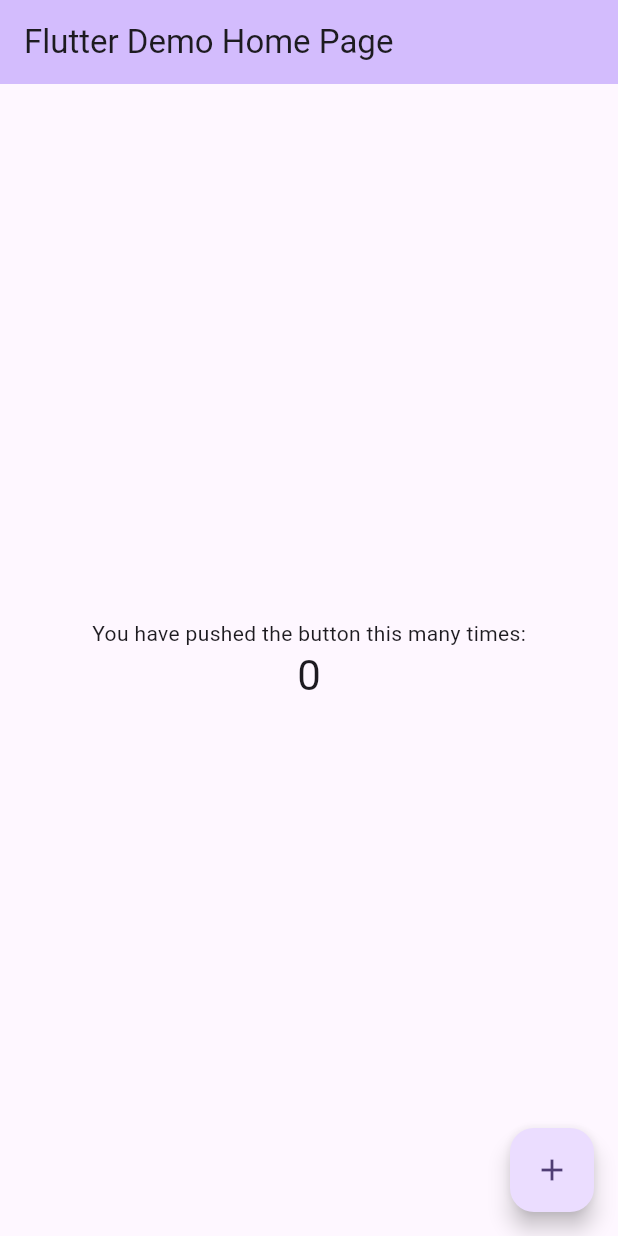
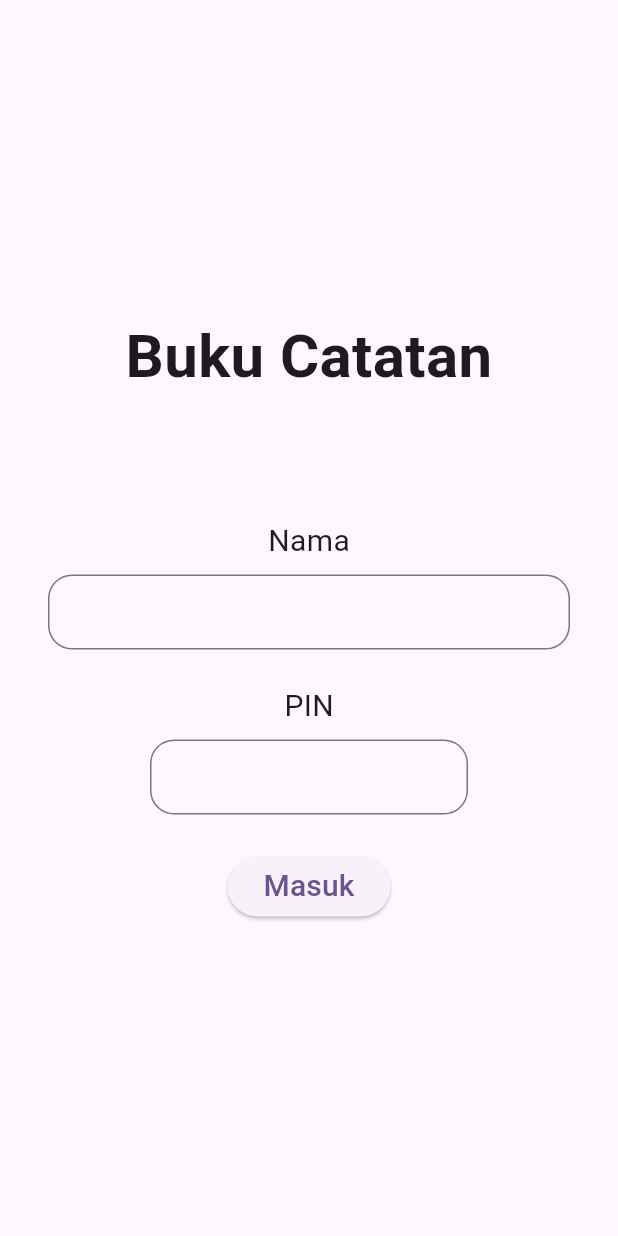
Before and after one commit to LordRedsky/flutter_notes_app, a Flutter app: the screen it shows after launch, on a phone screen of 412 x 824 dp. Run offline on Flutter 3.47's test engine with Material 2 defaults, Android fonts, the phone set to English and light mode, and no system bars; our stand-ins replace shared_preferences.

Commit message:
create login_page create home_page create card widget

```diff
--- a/lib/main.dart
+++ b/lib/main.dart
@@ -1,6 +1,10 @@
 import 'package:flutter/material.dart';
+import 'package:flutter_notes_app/pages/login_page.dart';
+import 'package:flutter_notes_app/utils/user_shared_preferences.dart';
 
-void main() {
+void main() async {
+  WidgetsFlutterBinding.ensureInitialized();
+  await UserSharedPreferences.init();
   runApp(const MyApp());
 }
 
@@ -15,57 +19,7 @@ class MyApp extends StatelessWidget {
         colorScheme: ColorScheme.fromSeed(seedColor: Colors.deepPurple),
         useMaterial3: true,
       ),
-      home: const MyHomePage(title: 'Flutter Demo Home Page'),
+      home: const LoginPage(),
     );
   }
 }
-
-class MyHomePage extends StatefulWidget {
-  const MyHomePage({super.key, required this.title});
-
-
-
-  final String title;
-
-  @override
-  State<MyHomePage> createState() => _MyHomePageState();
-}
-
-class _MyHomePageState extends State<MyHomePage> {
-  int _counter = 0;
-
-  void _incrementCounter() {
-    setState(() {
-      _counter++;
-    });
-  }
-
-  @override
-  Widget build(BuildContext context) {
-    return Scaffold(
-      appBar: AppBar(
-        backgroundColor: Theme.of(context).colorScheme.inversePrimary,
-        title: Text(widget.title),
-      ),
-      body: Center(
-        child: Column(
-          mainAxisAlignment: MainAxisAlignment.center,
-          children: <Widget>[
-            const Text(
-              'You have pushed the button this many times:',
-            ),
-            Text(
-              '$_counter',
-              style: Theme.of(context).textTheme.headlineMedium,
-            ),
-          ],
-        ),
-      ),
-      floatingActionButton: FloatingActionButton(
-        onPressed: _incrementCounter,
-        tooltip: 'Increment',
-        child: const Icon(Icons.add),
-      ),
-    );
-  }
-}
--- /dev/null
+++ b/lib/pages/login_page.dart
@@ -0,0 +1,140 @@
+import "package:flutter/material.dart";
+import "package:flutter_notes_app/pages/home_page.dart";
+import "package:flutter_notes_app/utils/user_shared_preferences.dart";
+
+class LoginPage extends StatefulWidget {
+  const LoginPage({super.key});
+
+  @override
+  State<LoginPage> createState() => _LoginPageState();
+}
+
+class _LoginPageState extends State<LoginPage> {
+  late TextEditingController nameController;
+  late TextEditingController pinController;
+  bool isPinExist = false;
+  String? _pin;
+
+  @override
+  void initState() {
+    nameController = TextEditingController();
+    pinController = TextEditingController();
+    String? pin = UserSharedPreferences.getPin();
+
+    if (pin != null) {
+      setState(() {
+        isPinExist = true;
+        _pin = pin;
+      });
+    }
+
+    super.initState();
+  }
+
+  @override
+  void dispose() {
+    super.dispose();
+    nameController.dispose();
+    pinController.dispose();
+  }
+
+  @override
+  Widget build(BuildContext context) {
+    return Scaffold(
+      body: Container(
+        child: Column(
+          crossAxisAlignment: CrossAxisAlignment.center,
+          mainAxisAlignment: MainAxisAlignment.center,
+          children: [
+            const Center(
+              child: Text(
+                'Buku Catatan',
+                textAlign: TextAlign.center,
+                style: TextStyle(
+                  fontSize: 40,
+                  fontWeight: FontWeight.bold,
+                ),
+              ),
+            ),
+            const SizedBox(
+              height: 80,
+            ),
+            const Text(
+              'Nama',
+              style: TextStyle(
+                fontSize: 20,
+              ),
+            ),
+            Padding(
+              padding: const EdgeInsets.symmetric(
+                horizontal: 32,
+                vertical: 8,
+              ),
+              child: TextField(
+                autofocus: false,
+                controller: nameController,
+                decoration: InputDecoration(
+                  border: OutlineInputBorder(
+                    borderRadius: BorderRadius.circular(16),
+                  ),
+                  contentPadding: const EdgeInsets.all(10),
+                ),
+                style: const TextStyle(
+                  fontSize: 20,
+                ),
+              ),
+            ),
+            const SizedBox(
+              height: 15,
+            ),
+            const Text(
+              'PIN',
+              style: TextStyle(fontSize: 20),
+            ),
+            Padding(
+              padding: const EdgeInsets.symmetric(
+                horizontal: 100,
+                vertical: 8,
+              ),
+              child: TextField(
+                // autofocus: true,
+                controller: pinController,
+                decoration: InputDecoration(
+                  border: OutlineInputBorder(
+                    borderRadius: BorderRadius.circular(16),
+                  ),
+                  contentPadding: const EdgeInsets.all(10),
+                ),
+                style: const TextStyle(
+                  fontSize: 20,
+                ),
+              ),
+            ),
+            const SizedBox(height: 16),
+            ElevatedButton(
+              onPressed: () async {
+                await UserSharedPreferences.setName(
+                  name: nameController.text,
+                  pin: pinController.text,
+                );
+                Navigator.of(context).push(
+                  MaterialPageRoute(
+                    builder: (context) {
+                      return const HomePage();
+                    },
+                  ),
+                );
+              },
+              child: const Text(
+                'Masuk',
+                style: TextStyle(
+                  fontSize: 20,
+                ),
+              ),
+            ),
+          ],
+        ),
+      ),
+    );
+  }
+}
--- /dev/null
+++ b/lib/utils/user_shared_preferences.dart
@@ -0,0 +1,24 @@
+import "package:shared_preferences/shared_preferences.dart";
+
+class UserSharedPreferences {
+  static SharedPreferences? _preferences;
+
+  static const String _name = 'name';
+  static const String _pin = 'pin';
+
+  static Future init() async {
+    _preferences = await SharedPreferences.getInstance();
+  }
+
+  static Future setName({
+    required String name,
+    required String pin,
+  }) async {
+    await _preferences!.setString(_name, name);
+    await _preferences!.setString(_pin, pin);
+  }
+
+  static String? getName() => _preferences!.getString(_name);
+
+  static String? getPin() => _preferences!.getString(_pin);
+}
```
Also changed, not shown: lib/models/note.dart (added, +13 -0 lines), lib/pages/home_page.dart (added, +67 -0 lines), lib/utils/card_colors.dart (added, +10 -0 lines), lib/widgets/card_widget.dart (added, +58 -0 lines), pubspec.yaml (+4 -12 lines), pubspec.lock.
